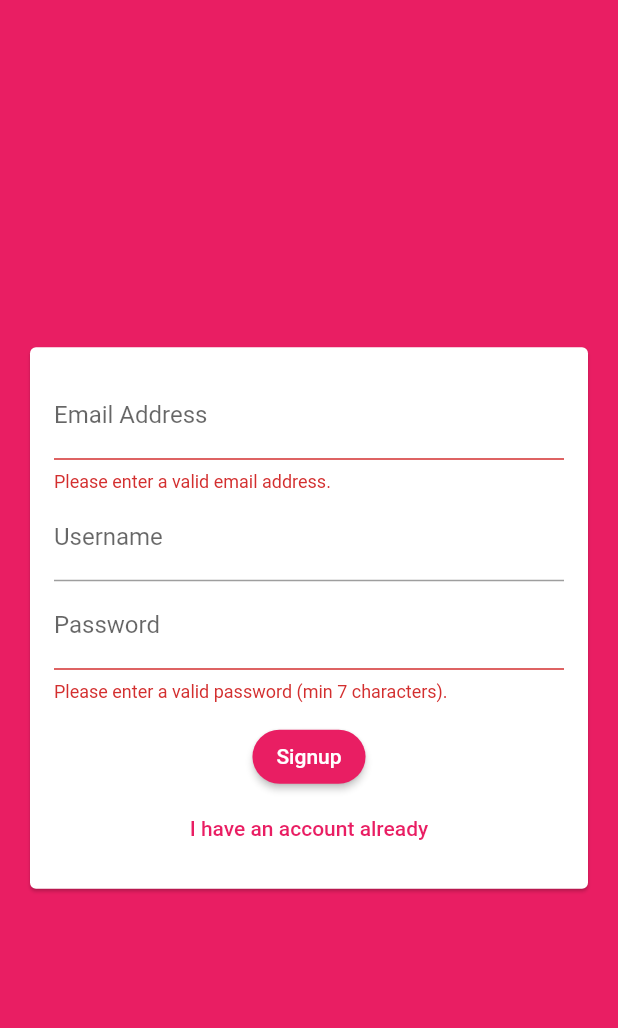
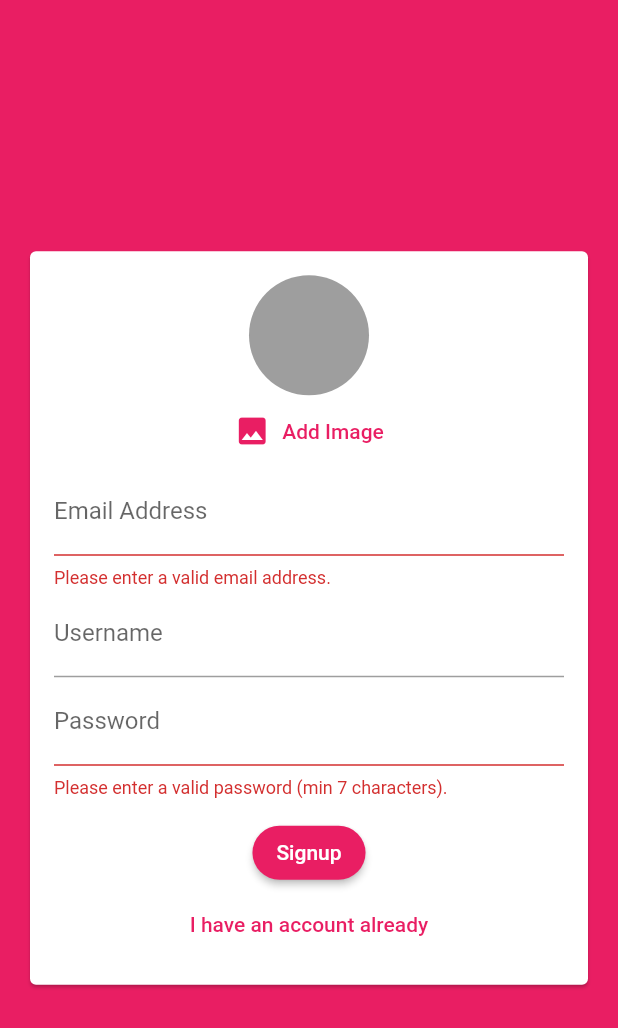
Before and after one commit to polnikovandrey/chat_app, a Flutter app: the screen it shows after launch, after a tap on "Login", after a tap on "Create New Account", on a phone screen of 412 x 824 dp. Shown: the top 1028 px of the screen. Run offline on Flutter 3.47's test engine with Material 2 defaults, Android fonts, the phone set to English and light mode, and no system bars; our stand-ins replace cloud_firestore, firebase_auth, firebase_core, image_picker; accounts and stored records are empty.

Commit message:
+ ImagePicker ...1

```diff
--- a/lib/widgets/auth/auth_form.dart
+++ b/lib/widgets/auth/auth_form.dart
@@ -1,3 +1,4 @@
+import 'package:chat_app/widgets/pickers/user_image_picker.dart';
 import 'package:flutter/material.dart';
 
 class AuthForm extends StatefulWidget {
@@ -35,6 +36,7 @@ class _AuthFormState extends State<AuthForm> {
               child: Column(
                 mainAxisSize: MainAxisSize.min,
                 children: [
+                  if (!_isLogin) const UserImagePicker(),
                   TextFormField(
                     key: const ValueKey('email'),
                     validator: (value) => value == null || value.isEmpty || !value.contains('@') ? 'Please enter a valid email address.' : null,
@@ -58,11 +60,13 @@ class _AuthFormState extends State<AuthForm> {
                   ),
                   const SizedBox(height: 12),
                   if (widget._isLoading) const CircularProgressIndicator(),
-                  if (!widget._isLoading) ElevatedButton(
+                  if (!widget._isLoading)
+                    ElevatedButton(
                       onPressed: _trySubmit,
                       child: _isLogin ? const Text('Login') : const Text('Signup'),
                     ),
-                  if (!widget._isLoading) TextButton(
+                  if (!widget._isLoading)
+                    TextButton(
                       onPressed: () => setState(() => _isLogin = !_isLogin),
                       child: _isLogin ? const Text('Create New Account') : const Text('I have an account already'),
                     ),
--- /dev/null
+++ b/lib/widgets/pickers/user_image_picker.dart
@@ -0,0 +1,36 @@
+import 'dart:io';
+
+import 'package:flutter/material.dart';
+import 'package:image_picker/image_picker.dart';
+
+class UserImagePicker extends StatefulWidget {
+  const UserImagePicker({Key? key}) : super(key: key);
+
+  @override
+  State<UserImagePicker> createState() => _UserImagePickerState();
+}
+
+class _UserImagePickerState extends State<UserImagePicker> {
+  File? _pickedImage;
+
+  @override
+  Widget build(BuildContext context) {
+    return Column(
+      children: [
+        CircleAvatar(
+          radius: 40,
+          backgroundColor: Colors.grey,
+          backgroundImage: _pickedImage == null ? null : FileImage(_pickedImage!),
+        ),
+        TextButton.icon(onPressed: _pickImage, icon: const Icon(Icons.image), label: const Text('Add Image')),
+      ],
+    );
+  }
+
+  void _pickImage() async {
+    final pickedImage = await ImagePicker().pickImage(source: ImageSource.camera);
+    if (pickedImage != null) {
+      setState(() => _pickedImage = File(pickedImage.path));
+    }
+  }
+}
--- a/pubspec.yaml
+++ b/pubspec.yaml
@@ -33,6 +33,7 @@ dependencies:
   cupertino_icons: ^1.0.2
   firebase_auth: ^3.4.1
   firebase_core: ^1.19.1
+  image_picker: ^0.8.5+3
 
 dev_dependencies:
   flutter_test:
```
Also changed, not shown: pubspec.lock, 1 other file. Lines whose indentation alone changed are shown as unchanged.
